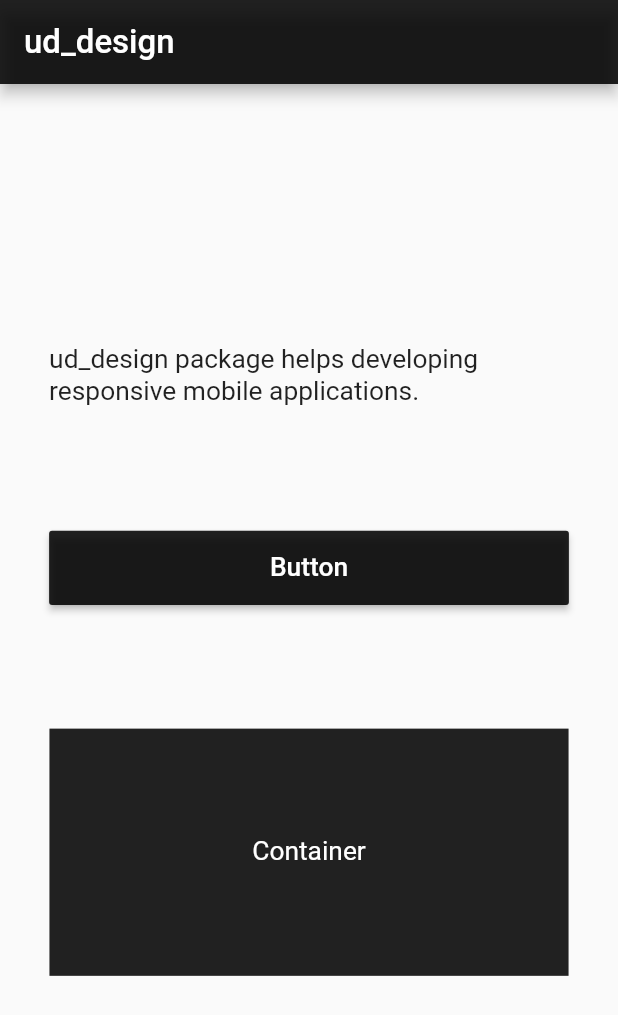
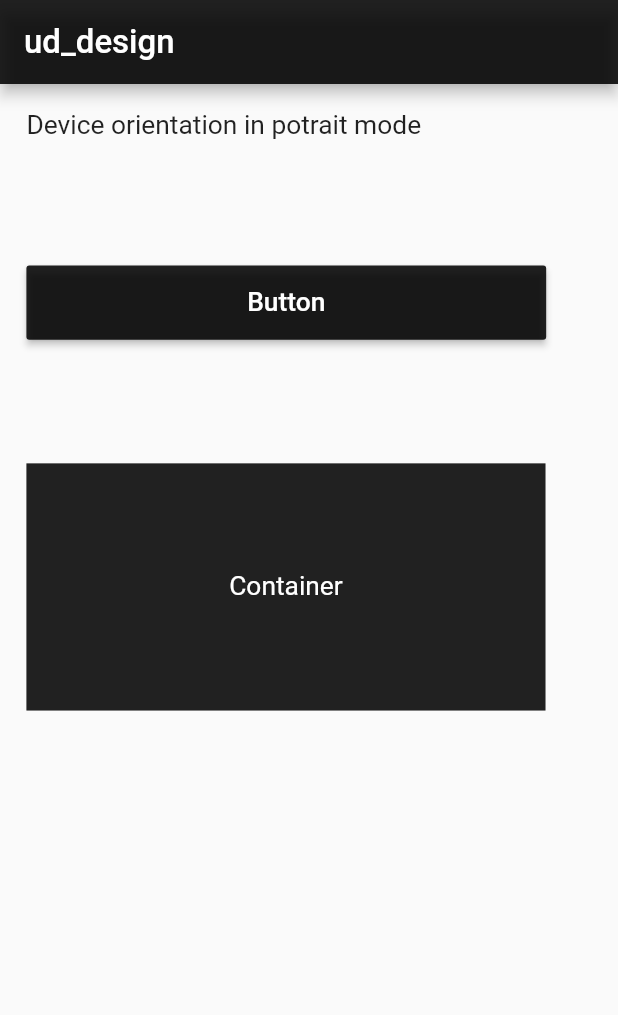
Before and after one commit to shajedulislam/ud_design, a Flutter app: the screen it shows after launch, on a phone screen of 412 x 824 dp. Shown: the top 1015 px of the screen. Run offline on Flutter 3.47's test engine with Material 2 defaults, Android fonts, the phone set to English and light mode, and no system bars.

Commit message:
Added device orientation, updated example and README.md

```diff
--- a/example/lib/main.dart
+++ b/example/lib/main.dart
@@ -21,6 +21,9 @@ class Home extends StatelessWidget {
     //Initializing UdDesign!
     UdDesign.init(context);
 
+    //Getting device type to use it on purpose
+    UdDeviceType devType = UdDesign.getDeviceType();
+
     return Scaffold(
       appBar: AppBar(
         title: Text(
@@ -33,19 +36,25 @@ class Home extends StatelessWidget {
         ),
         backgroundColor: Colors.black87,
       ),
-      body: Center(
+      body: SingleChildScrollView(
+        padding: EdgeInsets.all(UdDesign.pixels(16)),
         child: Column(
-          mainAxisAlignment: MainAxisAlignment.center,
+          crossAxisAlignment: CrossAxisAlignment.start,
           children: [
             SizedBox(
               //Setting 315px responsive width
               width: UdDesign.pixels(315),
               child: Text(
-                'ud_design package helps developing responsive mobile applications.',
+                //Text will be shown beased on device orientation
+                UdDesign.orientation == Orientation.portrait
+                    ? 'Device orientation in potrait mode'
+                    : 'Device orientation changed to landscape mode and font size changed because of it',
                 style: TextStyle(
                   color: Colors.black87,
-                  //Setting 16 as a responsive font size
-                  fontSize: UdDesign.fontSize(16),
+                  //Setting responsive font size but will be changed based on device type
+                  fontSize: UdDesign.fontSize(
+                    devType == UdDeviceType.mobile ? 16 : 14,
+                  ),
                 ),
               ),
             ),
--- a/lib/ud_design.dart
+++ b/lib/ud_design.dart
@@ -17,8 +17,7 @@ class UdDesign {
   static double _blockSizeHorizontal;
   static double _blockSizeVertical;
   static UdDeviceType deviceType;
-  // ignore: unused_field
-  static Orientation _orientation;
+  static Orientation orientation;
 
   ///returns device type based on screen width
   static UdDeviceType getDeviceType() {
@@ -111,11 +110,15 @@ class UdDesign {
     screenHeight = _mediaQueryData.size.height;
     _blockSizeHorizontal = screenWidth / 100;
     _blockSizeVertical = screenHeight / 100;
-    _orientation = _mediaQueryData.orientation;
+    orientation = _mediaQueryData.orientation;
 
     if (screenWidth <= 480) {
       deviceType = UdDeviceType.mobile;
     } else if (screenWidth > 480 && screenWidth <= 850) {
+      deviceType = UdDeviceType.tablet;
+    } else if (screenWidth > 480 &&
+        screenWidth <= 850 &&
+        UdDesign.orientation == Orientation.landscape) {
       deviceType = UdDeviceType.tablet;
     }
     //else if (screenWidth > 600 && screenWidth <= 768) {
--- a/pubspec.yaml
+++ b/pubspec.yaml
@@ -1,6 +1,6 @@
 name: ud_design
 description: A Flutter package to develop responsive Flutter applications.
-version: 0.0.6
+version: 0.0.7
 homepage: https://github.com/shajedulislam/ud_design
 
 environment:
```
Also changed, not shown: example/pubspec.lock, 3 other files.
